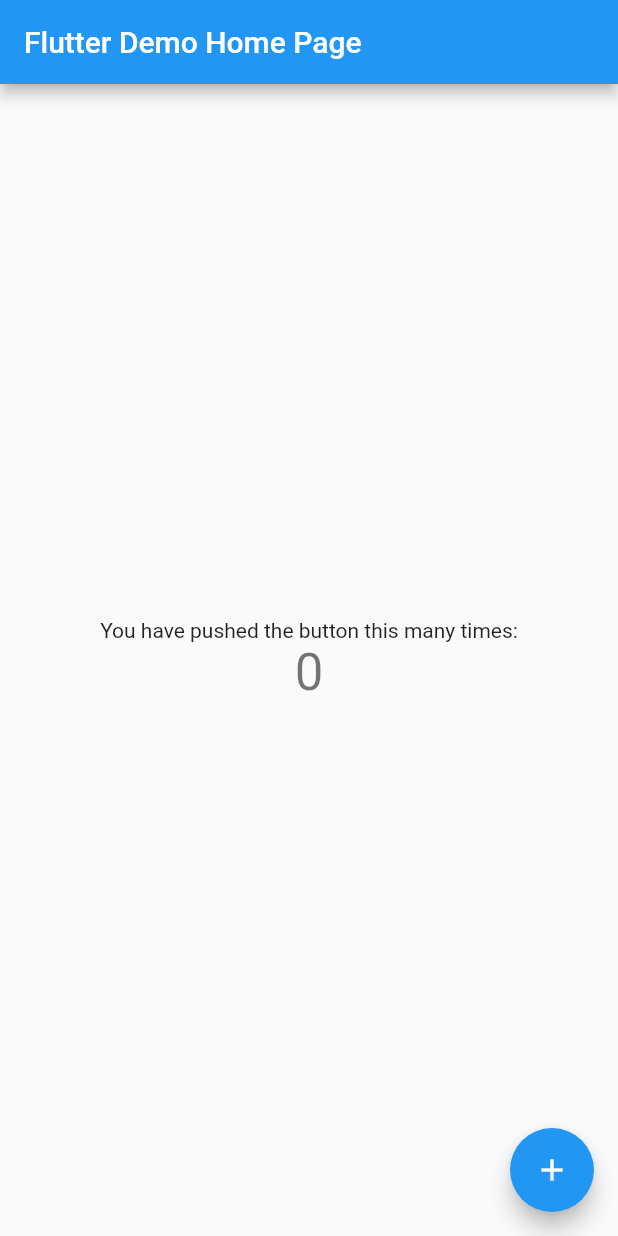
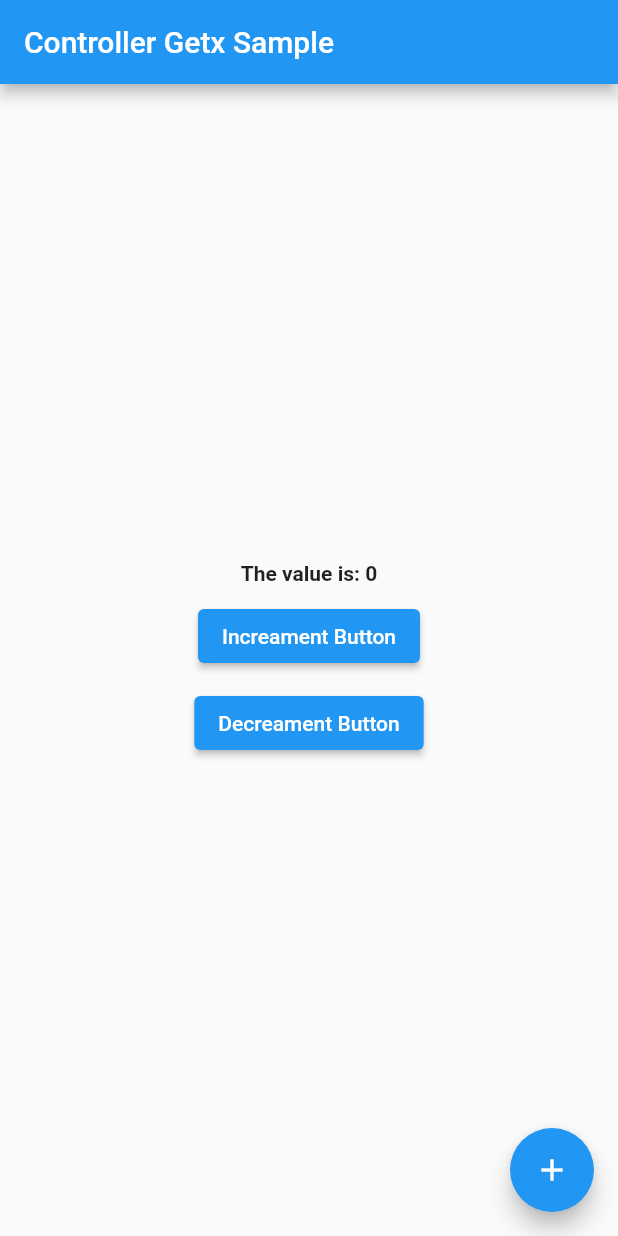
Before and after one commit to hamze-ibraheem/controller_getx_sample, a Flutter app: the screen it shows after launch, on a phone screen of 412 x 824 dp. Run offline on Flutter 3.47's test engine with Material 2 defaults, Android fonts, the phone set to English and light mode, and no system bars; our stand-ins replace get.

Commit message:
add controller state management

```diff
--- /dev/null
+++ b/lib/controller.dart
@@ -0,0 +1,13 @@
+import 'package:get/get.dart';
+
+class Controller extends GetxController {
+  var count = 0.obs;
+
+  void increament() {
+    count++;
+  }
+
+  void decreamnet() {
+    count--;
+  }
+}
--- a/lib/main.dart
+++ b/lib/main.dart
@@ -1,4 +1,6 @@
+import 'package:controller_getx_sample/controller.dart';
 import 'package:flutter/material.dart';
+import 'package:get/get.dart';
 
 void main() {
   runApp(const MyApp());
@@ -10,8 +12,8 @@
   // This widget is the root of your application.
   @override
   Widget build(BuildContext context) {
-    return MaterialApp(
-      title: 'Flutter Demo',
+    return GetMaterialApp(
+      title: 'Controller Getx Sample',
       theme: ThemeData(
         // This is the theme of your application.
         //
@@ -24,7 +26,7 @@
         // is not restarted.
         primarySwatch: Colors.blue,
       ),
-      home: const MyHomePage(title: 'Flutter Demo Home Page'),
+      home: const MyHomePage(title: 'Controller Getx Sample'),
     );
   }
 }
@@ -94,13 +96,30 @@
           // axis because Columns are vertical (the cross axis would be
           // horizontal).
           mainAxisAlignment: MainAxisAlignment.center,
+          crossAxisAlignment: CrossAxisAlignment.center,
           children: <Widget>[
-            const Text(
-              'You have pushed the button this many times:',
+            GetX<Controller>(
+              init: Controller(),
+              builder: (controller) {
+                return Text(
+                  'The value is: ${controller.count}',
+                  style: const TextStyle(fontWeight: FontWeight.bold),
+                );
+              },
             ),
-            Text(
-              '$_counter',
-              style: Theme.of(context).textTheme.headline4,
+            const SizedBox(
+              height: 10.0,
+            ),
+            ElevatedButton(
+              onPressed: () => Get.find<Controller>().increament(),
+              child: const Text('Increament Button'),
+            ),
+            const SizedBox(
+              height: 10.0,
+            ),
+            ElevatedButton(
+              onPressed: () => Get.find<Controller>().decreamnet(),
+              child: const Text('Decreament Button'),
             ),
           ],
         ),
--- a/pubspec.yaml
+++ b/pubspec.yaml
@@ -36,6 +36,7 @@
   # The following adds the Cupertino Icons font to your application.
   # Use with the CupertinoIcons class for iOS style icons.
   cupertino_icons: ^1.0.2
+  get: ^4.6.5
 
 dev_dependencies:
   flutter_test:
```
